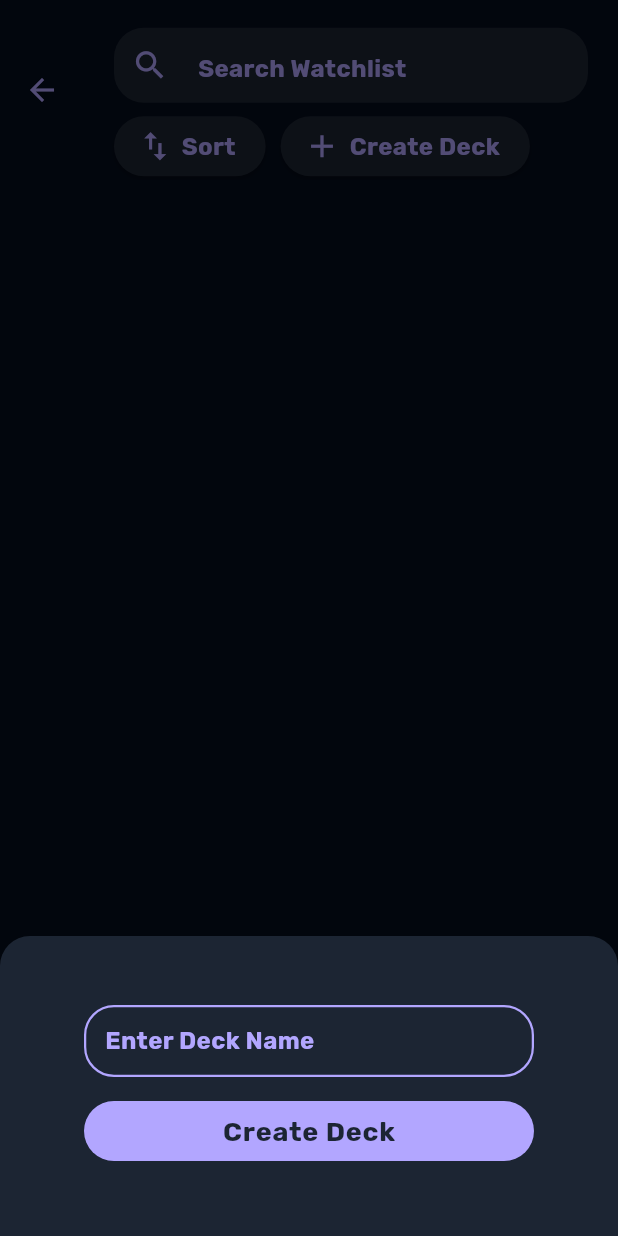
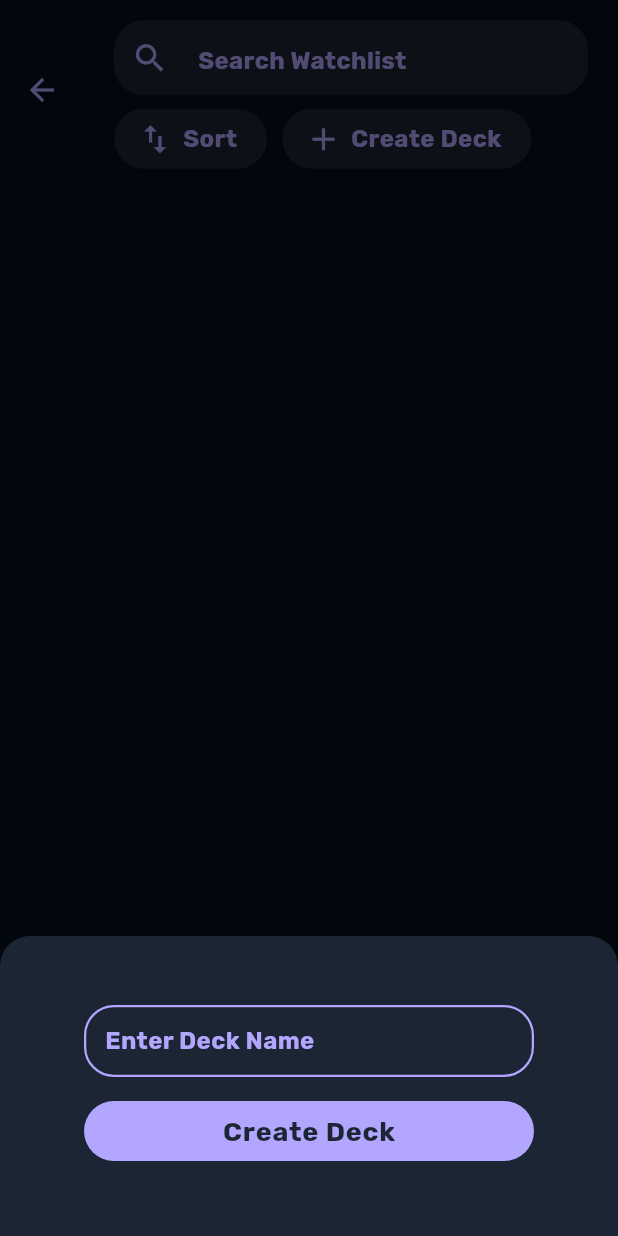
Before and after one commit to ciotirnaealexandru/flick-pick, a Flutter app: the Search screen opened by its route, item 2 of the bottom bar chosen, after a tap on "Create Deck", on a phone screen of 412 x 824 dp. Run offline on Flutter 3.47's test engine with Material 3 defaults, Android fonts, the phone set to English and light mode, and no system bars; our stand-ins replace cached_network_image, flutter_dotenv, flutter_rating, flutter_secure_storage, google_fonts; accounts and stored records are empty; network calls fail.

Commit message:
Add icon button component and modularize
Signed-off-by: Ciotirnae Alexandru-Cosmin <ciotirnae.alexandru005@gmail.com>

```diff
--- a/frontend/lib/components/bars/search_bar.dart
+++ b/frontend/lib/components/bars/search_bar.dart
@@ -32,7 +32,6 @@ class _CustomSearchBarState extends State<CustomSearchBar> {
   Widget build(BuildContext context) {
     return Column(
       children: [
-        SizedBox(height: 20),
         Container(
           decoration: BoxDecoration(
             borderRadius: BorderRadius.circular(20),
--- a/frontend/lib/components/buttons/custom_filled_button.dart
+++ b/frontend/lib/components/buttons/button_models/custom_filled_button.dart
@@ -3,8 +3,10 @@ import 'package:flutter/material.dart';
 class CustomFilledButton extends StatelessWidget {
   final String text;
   final VoidCallback onPressedFunction;
+  final Color? backgroundColor;
 
   const CustomFilledButton({
+    this.backgroundColor,
     required this.text,
     required this.onPressedFunction,
     super.key,
@@ -17,7 +19,8 @@ class CustomFilledButton extends StatelessWidget {
       child: ElevatedButton(
         style: ElevatedButton.styleFrom(
           elevation: 0,
-          backgroundColor: Theme.of(context).colorScheme.onPrimary,
+          backgroundColor:
+              backgroundColor ?? Theme.of(context).colorScheme.onPrimary,
         ),
         onPressed: onPressedFunction,
         child: Text(
--- /dev/null
+++ b/frontend/lib/components/buttons/button_models/custom_icon_button.dart
@@ -0,0 +1,36 @@
+import 'package:flutter/material.dart';
+
+class CustomIconButton extends StatelessWidget {
+  final String text;
+  final IconData icon;
+  final void Function(BuildContext) onPressed;
+
+  const CustomIconButton({
+    required this.text,
+    required this.icon,
+    required this.onPressed,
+    super.key,
+  });
+
+  @override
+  Widget build(BuildContext context) {
+    return ElevatedButton(
+      onPressed: () => onPressed(context),
+      style: ButtonStyle(
+        padding: WidgetStatePropertyAll(EdgeInsets.only(left: 15, right: 20)),
+      ),
+      child: Row(
+        children: [
+          Icon(icon, size: 25),
+          SizedBox(width: 6),
+          Text(
+            text,
+            style: Theme.of(
+              context,
+            ).textTheme.bodyMedium?.copyWith(fontWeight: FontWeight.bold),
+          ),
+        ],
+      ),
+    );
+  }
+}
--- a/frontend/lib/components/buttons/create_deck_button.dart
+++ b/frontend/lib/components/buttons/icon_buttons/create_deck_button.dart
@@ -1,6 +1,7 @@
 import 'package:flutter/material.dart';
 import 'package:frontend/components/border_text_field.dart';
-import 'package:frontend/components/buttons/custom_filled_button.dart';
+import 'package:frontend/components/buttons/button_models/custom_filled_button.dart';
+import 'package:frontend/components/buttons/button_models/custom_icon_button.dart';
 
 class CreateDeckButton extends StatefulWidget {
   const CreateDeckButton({super.key});
@@ -59,23 +60,10 @@ class _CreateDeckButtonState extends State<CreateDeckButton> {
 
   @override
   Widget build(BuildContext context) {
-    return ElevatedButton(
-      onPressed: () => {_openCreateDeckOptions(context)},
-      style: ButtonStyle(
-        padding: WidgetStatePropertyAll(EdgeInsets.only(left: 15, right: 20)),
-      ),
-      child: Row(
-        children: [
-          Icon(Icons.add, size: 25),
-          SizedBox(width: 6),
-          Text(
-            "Create Deck",
-            style: Theme.of(
-              context,
-            ).textTheme.bodyMedium?.copyWith(fontWeight: FontWeight.bold),
-          ),
-        ],
-      ),
+    return CustomIconButton(
+      text: "Create Deck",
+      icon: Icons.add,
+      onPressed: _openCreateDeckOptions,
     );
   }
 }
--- a/frontend/lib/components/buttons/filter_button.dart
+++ b/frontend/lib/components/buttons/icon_buttons/filter_button.dart
@@ -1,6 +1,7 @@
 import 'package:flutter/material.dart';
-import 'package:frontend/components/buttons/custom_filled_button.dart';
-import 'package:frontend/components/buttons/custom_transparent_button.dart';
+import 'package:frontend/components/buttons/button_models/custom_filled_button.dart';
+import 'package:frontend/components/buttons/button_models/custom_icon_button.dart';
+import 'package:frontend/components/buttons/button_models/custom_transparent_button.dart';
 
 class FilterButton extends StatefulWidget {
   const FilterButton({super.key});
@@ -96,23 +97,10 @@ class _FilterButtonState extends State<FilterButton> {
 
   @override
   Widget build(BuildContext context) {
-    return ElevatedButton(
-      onPressed: () => {_openFilterOptions(context)},
-      style: ButtonStyle(
-        padding: WidgetStatePropertyAll(EdgeInsets.only(left: 15, right: 20)),
-      ),
-      child: Row(
-        children: [
-          Icon(Icons.filter_alt_outlined, size: 25),
-          SizedBox(width: 6),
-          Text(
-            "Filter",
-            style: Theme.of(
-              context,
-            ).textTheme.bodyMedium?.copyWith(fontWeight: FontWeight.bold),
-          ),
-        ],
-      ),
+    return CustomIconButton(
+      text: "Filter",
+      icon: Icons.filter_alt_outlined,
+      onPressed: _openFilterOptions,
     );
   }
 }
--- a/frontend/lib/components/buttons/sort_button.dart
+++ b/frontend/lib/components/buttons/icon_buttons/sort_button.dart
@@ -1,5 +1,6 @@
 import 'package:flutter/material.dart';
-import 'package:frontend/components/buttons/custom_transparent_button.dart';
+import 'package:frontend/components/buttons/button_models/custom_icon_button.dart';
+import 'package:frontend/components/buttons/button_models/custom_transparent_button.dart';
 
 class SortButton extends StatefulWidget {
   const SortButton({super.key});
@@ -148,23 +149,10 @@ class _SortButtonState extends State<SortButton> {
 
   @override
   Widget build(BuildContext context) {
-    return ElevatedButton(
-      onPressed: () => {_openSortOptions(context)},
-      style: ButtonStyle(
-        padding: WidgetStatePropertyAll(EdgeInsets.only(left: 15, right: 20)),
-      ),
-      child: Row(
-        children: [
-          Icon(Icons.swap_vert, size: 25),
-          SizedBox(width: 5),
-          Text(
-            "Sort",
-            style: Theme.of(
-              context,
-            ).textTheme.bodyMedium?.copyWith(fontWeight: FontWeight.bold),
-          ),
-        ],
-      ),
+    return CustomIconButton(
+      text: "Sort",
+      icon: Icons.swap_vert,
+      onPressed: _openSortOptions,
     );
   }
 }
--- a/frontend/lib/components/cards/deck_card.dart
+++ b/frontend/lib/components/cards/deck_card.dart
@@ -1,5 +1,5 @@
 import 'package:flutter/material.dart';
-import 'package:frontend/components/buttons/custom_transparent_button.dart';
+import 'package:frontend/components/buttons/button_models/custom_transparent_button.dart';
 import 'package:frontend/components/cards/add_show_card.dart';
 import 'package:frontend/components/cards/show_card.dart';
 import 'package:frontend/models/deck_model.dart';
@@ -18,8 +18,6 @@ class _DeckCardState extends State<DeckCard> {
   Widget build(BuildContext context) {
     return Column(
       children: [
-        SizedBox(height: 20),
-
         Padding(
           padding: const EdgeInsets.symmetric(horizontal: 20),
           child: CustomTransparentButton(
--- a/frontend/lib/components/cards/show_card.dart
+++ b/frontend/lib/components/cards/show_card.dart
@@ -1,6 +1,6 @@
 import 'package:cached_network_image/cached_network_image.dart';
 import 'package:flutter/material.dart';
-import 'package:frontend/components/buttons/custom_transparent_button.dart';
+import 'package:frontend/components/buttons/button_models/custom_transparent_button.dart';
 
 class ShowCard extends StatelessWidget {
   final int apiId;
--- a/frontend/lib/pages/login.dart
+++ b/frontend/lib/pages/login.dart
@@ -1,6 +1,6 @@
 import 'dart:convert';
 import 'package:flutter/material.dart';
-import 'package:frontend/components/buttons/custom_transparent_button.dart';
+import 'package:frontend/components/buttons/button_models/custom_transparent_button.dart';
 import 'package:frontend/components/custom_form_field.dart';
 import 'package:http/http.dart' as http;
 import 'package:flutter_dotenv/flutter_dotenv.dart';
--- a/frontend/lib/pages/search.dart
+++ b/frontend/lib/pages/search.dart
@@ -1,7 +1,7 @@
 import 'package:cached_network_image/cached_network_image.dart';
 import 'package:flutter/material.dart';
-import 'package:frontend/components/buttons/filter_button.dart';
-import 'package:frontend/components/buttons/sort_button.dart';
+import 'package:frontend/components/buttons/icon_buttons/filter_button.dart';
+import 'package:frontend/components/buttons/icon_buttons/sort_button.dart';
 import 'package:frontend/components/bars/search_bar.dart';
 import 'package:frontend/components/show_grid.dart';
 import 'package:frontend/services/user_service.dart';
@@ -96,6 +96,7 @@ class _SearchState extends State<Search> {
         toolbarHeight: 120,
         title: Column(
           children: [
+            SizedBox(height: 20),
             Padding(
               padding: const EdgeInsets.symmetric(horizontal: 20),
               child: CustomSearchBar(
--- a/frontend/lib/pages/show_info.dart
+++ b/frontend/lib/pages/show_info.dart
@@ -1,10 +1,11 @@
 import 'dart:convert';
 import 'package:cached_network_image/cached_network_image.dart';
+import 'package:frontend/components/buttons/add_to_watchlist_button.dart';
 import 'package:frontend/models/user_show_model.dart';
+import 'package:frontend/pages/add_to_watchlist.dart';
 import 'package:frontend/services/user_service.dart';
 import 'package:flutter/material.dart';
 import 'package:flutter_rating/flutter_rating.dart';
-import 'package:frontend/components/buttons/watch_status_button.dart';
 import 'package:frontend/components/cards/expandable_text_card.dart';
 import 'package:frontend/models/user_model.dart';
 import 'package:frontend/services/show_service.dart';
@@ -113,7 +114,7 @@ class _ShowInfoState extends State<ShowInfo> {
                               ?.copyWith(fontWeight: FontWeight.bold),
                         ),
                         SizedBox(height: 20),
-                        WatchStatusButton(),
+                        AddToWatchlistButton(),
                         SizedBox(height: 10),
                         IntrinsicWidth(
                           child: Theme(
--- a/frontend/lib/pages/signup.dart
+++ b/frontend/lib/pages/signup.dart
@@ -1,7 +1,7 @@
 import 'dart:convert';
 
 import 'package:flutter/material.dart';
-import 'package:frontend/components/buttons/custom_transparent_button.dart';
+import 'package:frontend/components/buttons/button_models/custom_transparent_button.dart';
 import 'package:frontend/components/custom_form_field.dart';
 import 'package:http/http.dart' as http;
 import 'package:flutter_dotenv/flutter_dotenv.dart';
--- a/frontend/lib/pages/watchlist.dart
+++ b/frontend/lib/pages/watchlist.dart
@@ -1,12 +1,11 @@
 import 'dart:convert';
 import 'package:flutter/material.dart';
 import 'package:flutter_secure_storage/flutter_secure_storage.dart';
-import 'package:frontend/components/buttons/create_deck_button.dart';
-import 'package:frontend/components/buttons/sort_button.dart';
+import 'package:frontend/components/buttons/icon_buttons/create_deck_button.dart';
+import 'package:frontend/components/buttons/icon_buttons/sort_button.dart';
 import 'package:frontend/components/cards/deck_card.dart';
 import 'package:frontend/components/bars/navbar.dart';
 import 'package:frontend/components/bars/search_bar.dart';
-import 'package:frontend/main.dart';
 import 'package:frontend/models/deck_model.dart';
 import 'package:frontend/models/user_model.dart';
 import 'package:frontend/services/user_service.dart';
@@ -65,7 +64,7 @@ class _WatchlistState extends State<Watchlist> with RouteAware {
     });
   }
 
-  Future<void> searchDecks(text) async {}
+  Future<void> searchWatchlist(text) async {}
 
   @override
   Widget build(BuildContext context) {
@@ -79,11 +78,12 @@ class _WatchlistState extends State<Watchlist> with RouteAware {
         toolbarHeight: 120,
         title: Column(
           children: [
+            SizedBox(height: 20),
             Padding(
               padding: const EdgeInsets.symmetric(horizontal: 20),
               child: CustomSearchBar(
                 label: "Search Watchlist",
-                searchFunction: searchDecks,
+                searchFunction: searchWatchlist,
               ),
             ),
             SizedBox(height: 5),
@@ -103,20 +103,30 @@ class _WatchlistState extends State<Watchlist> with RouteAware {
                 ),
               ),
             ),
+            SizedBox(height: 10),
           ],
         ),
       ),
 
-      body: SizedBox(
+      body: Column(
+        children: [
+          SizedBox(height: 10),
+          Expanded(
+            child: SizedBox(
               child: ListView.separated(
                 physics: BouncingScrollPhysics(),
                 scrollDirection: Axis.vertical,
                 itemCount: decks.length,
-          separatorBuilder: (context, index) => SizedBox(width: 10),
+                separatorBuilder: (context, index) => SizedBox(),
                 itemBuilder: (context, i) {
-            return DeckCard(deck: decks[i]);
+                  return Column(
+                    children: [DeckCard(deck: decks[i]), SizedBox(height: 20)],
+                  );
                 },
               ),
+            ),
+          ),
+        ],
       ),
 
       bottomNavigationBar: Navbar(),
```
Also changed, not shown: frontend/lib/components/buttons/add_to_watchlist_button.dart (added, +15 -0 lines), frontend/lib/components/buttons/icon_buttons/edit_deck_button.dart (added, +184 -0 lines), frontend/lib/components/buttons/watch_status_button.dart (deleted, +0 -21 lines), frontend/lib/pages/deck_info.dart (+60 -8 lines), frontend/lib/components/buttons/button_models/custom_transparent_button.dart (renamed from frontend/lib/components/buttons/custom_transparent_button.dart). Lines whose indentation alone changed are shown as unchanged.
